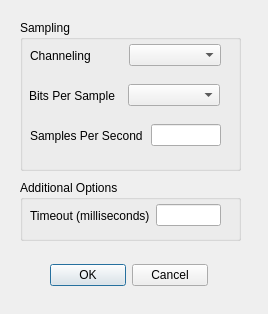
First picture: the form in audiosettings.ui, repository JosiahSnarr/ESEIntercom, before the edit.
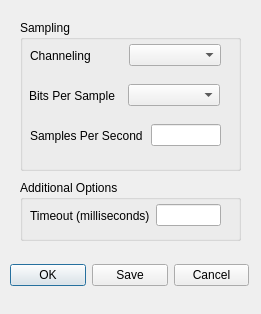
Second picture: the form after the edit. Icons and pictures are not drawn.

Patch:
```diff
--- a/audiosettings.ui
+++ b/audiosettings.ui
@@ -6,7 +6,7 @@
    <rect>
     <x>0</x>
     <y>0</y>
-    <width>268</width>
+    <width>261</width>
     <height>314</height>
    </rect>
   </property>
@@ -147,9 +147,9 @@
   <widget class="QWidget" name="horizontalLayoutWidget_5">
    <property name="geometry">
     <rect>
-     <x>50</x>
+     <x>10</x>
      <y>250</y>
-     <width>158</width>
+     <width>239</width>
      <height>51</height>
     </rect>
    </property>
@@ -161,6 +161,13 @@
       </property>
      </widget>
     </item>
+    <item>
+     <widget class="QPushButton" name="bnSave">
+      <property name="text">
+       <string>Save</string>
+      </property>
+     </widget>
+    </item>
     <item>
      <widget class="QPushButton" name="bnCancel">
       <property name="text">
```
